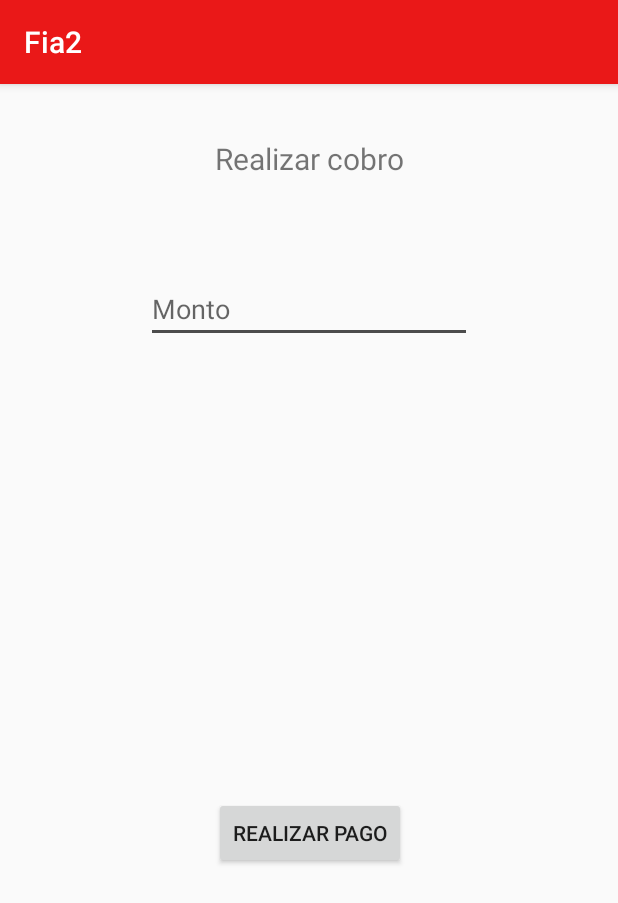
After one commit to Betofail/fia2, an Android app: the RealizarPago screen opened directly, with no data from a screen before it, on a phone screen of 412 x 824 dp. The commit adds this screen. Shown: the top 903 px of the screen. Run offline under Robolectric (Android 15) with nearby library versions, the phone set to English and light mode, and no system bars; our stand-ins replace Firebase (no records; nobody signed in at launch, a user with empty details on screens opened directly).

Commit message:
Ultimos cambios realizados
falta integracion y mostrar datos del monto total en el fragment Home

```diff
--- /dev/null
+++ b/app/src/main/java/com/example/alber/fia2/RealizarPago.java
@@ -0,0 +1,58 @@
+package com.example.alber.fia2;
+
+import android.os.Bundle;
+import android.support.annotation.NonNull;
+import android.support.annotation.Nullable;
+import android.support.v7.app.AppCompatActivity;
+import android.view.View;
+import android.widget.Button;
+import android.widget.EditText;
+import android.widget.Toast;
+
+import com.google.android.gms.tasks.OnFailureListener;
+import com.google.android.gms.tasks.OnSuccessListener;
+import com.google.firebase.firestore.FirebaseFirestore;
+
+import org.w3c.dom.Text;
+import java.sql.Timestamp;
+import java.util.HashMap;
+import java.util.Map;
+
+
+public class RealizarPago extends AppCompatActivity {
+    @Override
+    protected void onCreate(@Nullable Bundle savedInstanceState) {
+        super.onCreate(savedInstanceState);
+        setContentView(R.layout.activity_pagos);
+        Button button = findViewById(R.id.realizar_pago);
+        final EditText monto = findViewById(R.id.monto);
+        button.setOnClickListener(new View.OnClickListener() {
+            @Override
+            public void onClick(View v) {
+                FirebaseFirestore db = FirebaseFirestore.getInstance();
+                String rut = getIntent().getStringExtra("rut");
+                Timestamp timestamp = new Timestamp(System.currentTimeMillis());
+                Map<String,Object> pago = new HashMap<>();
+                pago.put("monto",monto.getText().toString());
+                pago.put("rut",rut);
+                pago.put("fecha",timestamp);
+
+                db.collection("Pagos").document().set(pago)
+                        .addOnSuccessListener(new OnSuccessListener<Void>() {
+                            @Override
+                            public void onSuccess(Void aVoid) {
+                                Toast.makeText(getApplicationContext(),"Se realizo el pago",Toast.LENGTH_SHORT).show();
+                            }
+                        })
+                        .addOnFailureListener(new OnFailureListener() {
+                            @Override
+                            public void onFailure(@NonNull Exception e) {
+                                Toast.makeText(getApplicationContext(),"ocurrio un error al realizar el pago",Toast.LENGTH_SHORT).show();
+                            }
+                        });
+            }
+        });
+
+
+    }
+}
--- /dev/null
+++ b/app/src/main/res/layout/activity_pagos.xml
@@ -0,0 +1,68 @@
+<?xml version="1.0" encoding="utf-8"?>
+<android.support.constraint.ConstraintLayout
+    xmlns:android="http://schemas.android.com/apk/res/android"
+    xmlns:app="http://schemas.android.com/apk/res-auto"
+    xmlns:tools="http://schemas.android.com/tools"
+    android:layout_width="match_parent"
+    android:layout_height="match_parent">
+
+    <TextView
+        android:id="@+id/textView"
+        android:layout_width="wrap_content"
+        android:layout_height="wrap_content"
+        android:layout_marginStart="8dp"
+        android:layout_marginLeft="8dp"
+        android:layout_marginTop="8dp"
+        android:layout_marginEnd="8dp"
+        android:layout_marginRight="8dp"
+        android:layout_marginBottom="8dp"
+        android:text="Realizar cobro"
+        android:textSize="20dp"
+        app:layout_constraintBottom_toTopOf="@+id/guideline2"
+        app:layout_constraintEnd_toEndOf="parent"
+        app:layout_constraintStart_toStartOf="parent"
+        app:layout_constraintTop_toTopOf="parent" />
+
+    <android.support.constraint.Guideline
+        android:id="@+id/guideline2"
+        android:layout_width="wrap_content"
+        android:layout_height="wrap_content"
+        android:orientation="horizontal"
+        app:layout_constraintGuide_begin="99dp" />
+
+    <Button
+        android:id="@+id/realizar_pago"
+        android:layout_width="wrap_content"
+        android:layout_height="wrap_content"
+        android:layout_marginStart="8dp"
+        android:layout_marginLeft="8dp"
+        android:layout_marginTop="8dp"
+        android:layout_marginEnd="8dp"
+        android:layout_marginRight="8dp"
+        android:layout_marginBottom="8dp"
+        android:text="realizar pago"
+        app:layout_constraintBottom_toBottomOf="parent"
+        app:layout_constraintEnd_toEndOf="parent"
+        app:layout_constraintHorizontal_bias="0.502"
+        app:layout_constraintStart_toStartOf="parent"
+        app:layout_constraintTop_toBottomOf="@+id/monto"
+        app:layout_constraintVertical_bias="0.554"
+        tools:ignore="MissingConstraints" />
+
+
+    <EditText
+        android:id="@+id/monto"
+        android:layout_width="217dp"
+        android:layout_height="wrap_content"
+        android:layout_marginStart="8dp"
+        android:layout_marginLeft="8dp"
+        android:layout_marginTop="64dp"
+        android:layout_marginEnd="8dp"
+        android:layout_marginRight="8dp"
+        android:ems="10"
+        android:inputType="textPersonName"
+        android:hint="Monto"
+        app:layout_constraintEnd_toEndOf="parent"
+        app:layout_constraintStart_toStartOf="parent"
+        app:layout_constraintTop_toBottomOf="@+id/textView" />
+</android.support.constraint.ConstraintLayout>
--- a/app/src/main/res/layout/fragment_debs.xml
+++ b/app/src/main/res/layout/fragment_debs.xml
@@ -11,4 +11,5 @@
         android:layout_width="match_parent"
         android:layout_height="match_parent">
     </ExpandableListView>
+
 </FrameLayout>
--- a/app/src/main/res/layout/list_item.xml
+++ b/app/src/main/res/layout/list_item.xml
@@ -9,7 +9,7 @@
         android:id="@+id/item_group"
         android:layout_width="match_parent"
         android:layout_height="match_parent"
-        android:textSize="16dp"
+        android:textSize="20dp"
         android:paddingLeft="?android:attr/expandableListPreferredChildPaddingLeft"
         android:paddingTop="5dp"
         android:paddingBottom="5dp"
--- a/app/src/main/res/values/strings.xml
+++ b/app/src/main/res/values/strings.xml
@@ -17,4 +17,5 @@
     <string name="logout">salir</string>
     <string name="nombre">nombre</string>
     <string name="apellido">apellido</string>
+    <string name="title_activity_agregar_deuda">AgregarDeuda</string>
 </resources>
```
Also changed, not shown: app/src/main/AndroidManifest.xml (+6 -1 lines), app/src/main/java/com/example/alber/fia2/AgregarDeuda.java (added, +19 -0 lines), app/src/main/java/com/example/alber/fia2/DebsFragment.java (+38 -4 lines), app/src/main/java/com/example/alber/fia2/Deuda.java (+15 -9 lines), app/src/main/java/com/example/alber/fia2/HomeFragment.java (+58 -2 lines), app/src/main/java/com/example/alber/fia2/Pagos.java (added, +33 -0 lines), app/src/main/res/layout/activity_agregar_deuda.xml (added, +12 -0 lines), app/src/main/res/layout/button_group.xml (added, +14 -0 lines), app/src/main/res/layout/fragment_home.xml (+5 -6 lines), app/src/main/res/layout/list_group.xml (+24 -2 lines).
